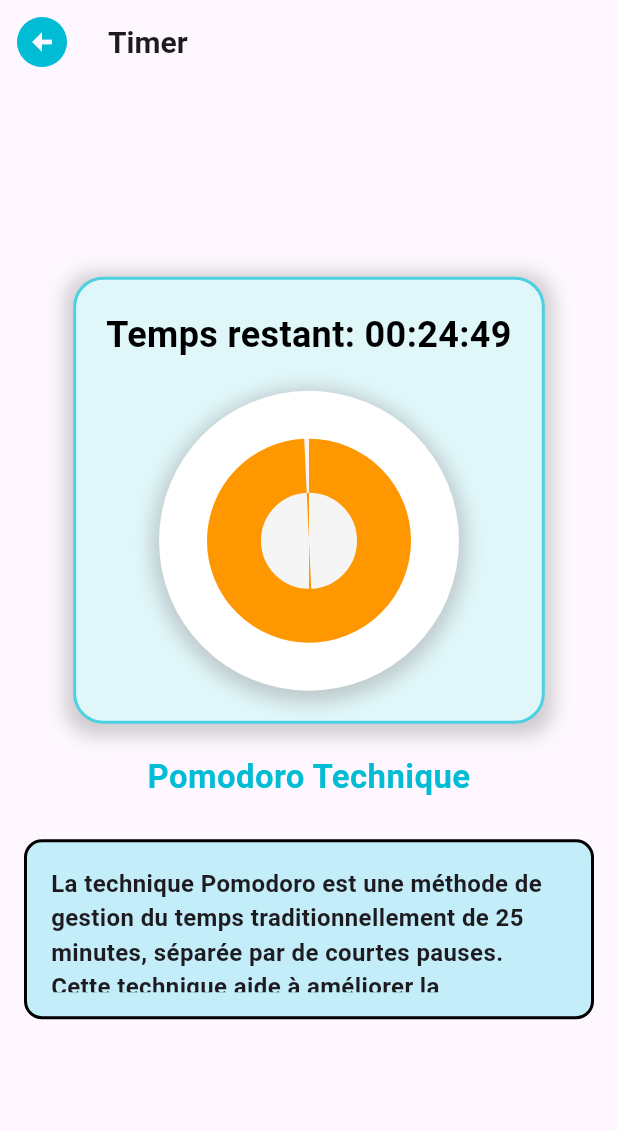
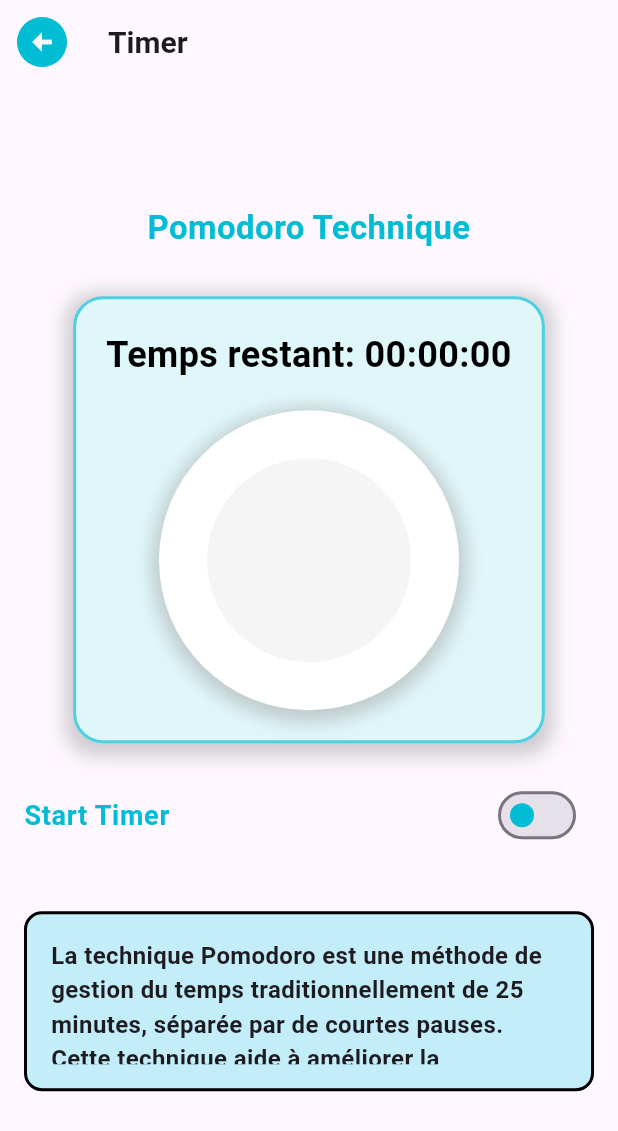
Before and after one commit to machaneAmiraYakout/reussite, a Flutter app: the ProfileScreen screen opened directly, after a tap on "TIMING", on a phone screen of 412 x 824 dp. Shown: the top 1131 px of the screen. Run offline on Flutter 3.47's test engine with Material 3 defaults, Android fonts, the phone set to English and light mode, and no system bars; our stand-ins replace cloud_firestore, firebase_core, get, shared_preferences; accounts and stored records are empty.

Commit message:
third commit

```diff
--- a/lib/presenter/controllers/sessionController.dart
+++ b/lib/presenter/controllers/sessionController.dart
@@ -1,86 +1,65 @@
 import 'dart:async';
-
 import 'package:flutter/material.dart';
 import 'package:get/get.dart';
 
 class SessionController extends GetxController {
-  // Declare seconds as an observable RxInt
   RxInt seconds = 0.obs;
-
-  // Declare study and break durations
-  final int studyDuration = 25 * 60; // 25 minutes in seconds
-  final int breakDuration = 5 * 60; // 5 minutes in seconds
-
-  // Observable to keep track of whether the current period is study or break
+  final int studyDuration = 25 * 60;
+  final int breakDuration = 5 * 60;
   RxBool isStudyPeriod = true.obs;
-
+  RxBool isRunning = false.obs; // New observable to track if the timer is running
   Timer? _timer;
 
-  @override
-  void onInit() {
-    super.onInit();
-    startTimer(); // Start the timer when the controller is initialized
-  }
-
   void startTimer() {
-    // Initialize the timer for the study or break period
+    isRunning.value = true; // Mark the timer as running
     seconds.value = isStudyPeriod.value ? studyDuration : breakDuration;
     _timer = Timer.periodic(Duration(seconds: 1), (timer) {
       if (seconds.value > 0) {
         seconds.value--;
       } else {
-        // Switch periods when the timer reaches 0
         switchPeriod();
       }
     });
   }
 
+  void stopTimer() {
+    isRunning.value = false; // Mark the timer as stopped
+    _timer?.cancel(); // Cancel the current timer
+  }
+
   void switchPeriod() {
-    // Stop the current timer
-    _timer?.cancel();
-
-    // Toggle between study and break periods
+    stopTimer(); // Stop the timer
     isStudyPeriod.value = !isStudyPeriod.value;
-
-    // Set the appropriate duration based on the new period
     seconds.value = isStudyPeriod.value ? studyDuration : breakDuration;
-
-    // Notify the user to take a break or resume studying
-    showReminderDialog();
-
-    // Restart the timer
-    startTimer();
+    showReminderDialog(); // Show the dialog
   }
 
   void showReminderDialog() {
-    // Affiche une boîte de dialogue lorsque la période se termine
     Get.defaultDialog(
-      title: isStudyPeriod.value ?'Préparez-vous à Reprendre le Travail!' : 'Temps de Pause!',
+      title: isStudyPeriod.value ? 'Préparez-vous à Reprendre le Travail!' : 'Temps de Pause!',
       content: Text(isStudyPeriod.value
-          ?  'Votre pause est terminée. Préparez-vous à commencer votre prochaine session de travail !'
-          :'Il est temps de faire une pause de 5 minutes. Profitez de votre repos !'),
+          ? 'Votre pause est terminée. Préparez-vous à commencer votre prochaine session de travail !'
+          : 'Il est temps de faire une pause de 5 minutes. Profitez de votre repos !'),
       confirm: TextButton(
         onPressed: () {
           Get.back(); // Fermer la boîte de dialogue
         },
         child: Text('OK'),
         style: TextButton.styleFrom(
-          foregroundColor: Colors.white, backgroundColor: Colors.cyan, // Text color for the button
-          padding: EdgeInsets.symmetric(horizontal: 16.0, vertical: 12.0), // Padding for the button
+          foregroundColor: Colors.white,
+          backgroundColor: Colors.cyan,
+          padding: EdgeInsets.symmetric(horizontal: 16.0, vertical: 12.0),
           shape: RoundedRectangleBorder(
-            borderRadius: BorderRadius.circular(8.0), // Rounded corners
+            borderRadius: BorderRadius.circular(8.0),
           ),
         ),
       ),
     );
   }
 
-
-
-
   @override
   void onClose() {
-    _timer?.cancel(); // Cancel the timer when the controller is disposed
+    stopTimer(); // Stop the timer when the controller is disposed
     super.onClose();
   }
 }
--- a/lib/presenter/controllers/splashController.dart
+++ b/lib/presenter/controllers/splashController.dart
@@ -1,4 +1,5 @@
 import 'package:get/get.dart';
+import 'package:reussite1/view/screen/initialScreen.dart';
 import 'package:shared_preferences/shared_preferences.dart';
 import '../../view/screen/bottomNavigationBarScreen.dart';
 import '../../view/screen/connectScreen.dart';
@@ -19,7 +20,7 @@ class SplashController extends GetxController {
     if (isApproved) {
       Get.off(() =>  NavigationScreen());
     } else {
-      Get.off(() =>  ConnecteScreen());
+      Get.off(() =>  InitialScreen());
     }
   }
 }
--- a/lib/view/screen/profileScreen.dart
+++ b/lib/view/screen/profileScreen.dart
@@ -15,7 +15,6 @@ class _ProfileScreenState extends State<ProfileScreen> {
   @override
   void initState() {
     super.initState();
-
     // Fetch the user data from Firestore based on the stored phone number
     connectController.fetchUserData();
   }
@@ -99,8 +98,8 @@ class _ProfileScreenState extends State<ProfileScreen> {
                         Spacer(),
                         CircleAvatar(
                           radius: 30,
-                          backgroundColor: pricipalColor,
-                          child: Icon(Icons.access_time, size: 40, color: Colors.white),
+                          backgroundColor: Colors.white,
+                          child: Icon(Icons.access_time, size: 40, color:pricipalColor ),
                         ),
                       ],
                     ),
@@ -131,7 +130,7 @@ class _ProfileScreenState extends State<ProfileScreen> {
                         Spacer(),
                         CircleAvatar(
                           radius: 30,
-                          backgroundColor: pricipalColor,
+                          backgroundColor: Colors.white,
                           child: Icon(Icons.favorite, size: 40, color: Colors.red),
                         ),
                       ],
@@ -162,8 +161,8 @@ class _ProfileScreenState extends State<ProfileScreen> {
                         Spacer(),
                         CircleAvatar(
                           radius: 30,
-                          backgroundColor: pricipalColor,
-                          child: Icon(Icons.checklist, size: 40, color: Colors.white),
+                          backgroundColor: Colors.white,
+                          child: Icon(Icons.checklist, size: 40, color:pricipalColor ),
                         ),
                       ],
                     ),
@@ -229,7 +228,6 @@ class _ProfileScreenState extends State<ProfileScreen> {
                     ),
                   ),
                 )
-
               ],
             ),
           ),
--- a/lib/view/screen/timerScreen.dart
+++ b/lib/view/screen/timerScreen.dart
@@ -4,7 +4,6 @@ import '../../presenter/controllers/sessionController.dart';
 import '../widget/colors.dart';
 
 class TimerScreen extends StatelessWidget {
-  // Retrieve the controller with Get.find()
   final SessionController sessionController = Get.find<SessionController>();
 
   @override
@@ -38,7 +37,6 @@ class TimerScreen extends StatelessWidget {
                   ? sessionController.studyDuration
                   : sessionController.breakDuration;
               int remainingSeconds = sessionController.seconds.value;
-
               double progress = remainingSeconds / totalSeconds;
 
               int hours = remainingSeconds ~/ 3600;
@@ -52,6 +50,18 @@ class TimerScreen extends StatelessWidget {
               return Column(
                 mainAxisSize: MainAxisSize.min,
                 children: [
+                  Text(
+                    'Pomodoro Technique',
+                    style: TextStyle(
+                      fontSize: 22,
+                      fontWeight: FontWeight.bold,
+                      color: sessionController.isStudyPeriod.value
+                          ? Colors.cyan
+                          : Colors.red,
+                    ),
+                    textAlign: TextAlign.center,
+                  ),
+                  const SizedBox(height: 30),
                   Container(
                     padding: const EdgeInsets.all(20),
                     decoration: BoxDecoration(
@@ -83,8 +93,8 @@ class TimerScreen extends StatelessWidget {
                         ),
                         const SizedBox(height: 20),
                         Container(
-                          width: 200, // Adjust width
-                          height: 200, // Adjust height
+                          width: 200,
+                          height: 200,
                           decoration: BoxDecoration(
                             color: sessionController.isStudyPeriod.value
                                 ? Colors.white
@@ -116,41 +126,56 @@ class TimerScreen extends StatelessWidget {
                     ),
                   ),
                   const SizedBox(height: 20),
-                  Text(
-                    'Pomodoro Technique',
+                  Obx(() {
+                    return SwitchListTile(
+                      title: Text(
+                        sessionController.isRunning.value ? 'Stop Timer' : 'Start Timer',
                         style: TextStyle(
-                      fontSize: 22,
+                          fontSize: 18,
                           fontWeight: FontWeight.bold,
-                      color: sessionController.isStudyPeriod.value
-                          ? Colors.cyan
-                          : Colors.red,
+                          color: sessionController.isRunning.value ? Colors.orange : Colors.cyan,
                         ),
-                    textAlign: TextAlign.center,
                       ),
-                  const SizedBox(height: 10),
+                      value: sessionController.isRunning.value,
+                      activeColor: Colors.orange, // Color when the switch is on
+                      inactiveThumbColor: Colors.cyan, // Color when the switch is off
+                      onChanged: (bool value) {
+                        if (value) {
+                          sessionController.startTimer();
+                        } else {
+                          sessionController.stopTimer();
+                        }
+                      },
+                    );
+                  }),
+                  const SizedBox(height: 20),
                   Padding(
                     padding: const EdgeInsets.all(16.0),
                     child: Container(
                       height: 120,
                       decoration: BoxDecoration(
-                        color: o, // Adjust to a pastel color
+                        color: o,
                         borderRadius: BorderRadius.circular(12),
                         border: Border.all(
                           color: Colors.black,
                           width: 2,
                         ),
                       ),
-                      child: const Padding(padding: EdgeInsets.all(16),
-                      child:  Text(
-                        'La technique Pomodoro est une méthode de gestion du temps traditionnellement de 25 minutes, séparée par de courtes pauses. Cette technique aide à améliorer la concentration et la productivité.',
-                        style: TextStyle(fontSize: 16,
+                      child: const Padding(
+                        padding: EdgeInsets.all(16),
+                        child: Text(
+                          'La technique Pomodoro est une méthode de gestion du temps '
+                              'traditionnellement de 25 minutes, séparée par de courtes pauses. '
+                              'Cette technique aide à améliorer la concentration et la productivité.',
+                          style: TextStyle(
+                            fontSize: 16,
                             fontWeight: FontWeight.bold,
                           ),
                           textAlign: TextAlign.start,
-
-                      ),)
                         ),
-                  )
+                      ),
+                    ),
+                  ),
                 ],
               );
             }),
```
Also changed, not shown: lib/view/screen/initialScreen.dart (+7 -7 lines). Lines whose indentation alone changed are shown as unchanged.
